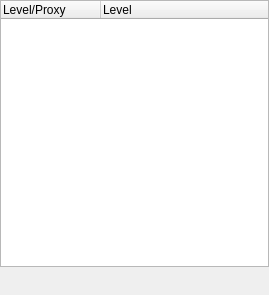
yorikvanhavre/BIM_Workbench, file dialogViews.ui: the form before one commit.
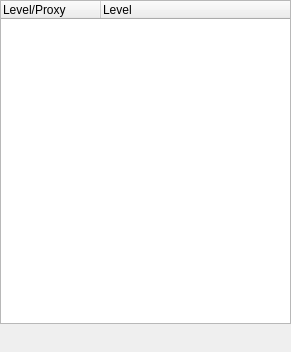
The form after the commit.

Commit message: BIM views improvements

The edit to the form file:
```diff
--- a/dialogViews.ui
+++ b/dialogViews.ui
@@ -6,8 +6,8 @@
    <rect>
     <x>0</x>
     <y>0</y>
-    <width>269</width>
-    <height>295</height>
+    <width>291</width>
+    <height>352</height>
    </rect>
   </property>
   <property name="windowTitle">
@@ -165,6 +165,25 @@
        </property>
       </widget>
      </item>
+     <item>
+      <widget class="QPushButton" name="buttonRename">
+       <property name="maximumSize">
+        <size>
+         <width>32</width>
+         <height>16777215</height>
+        </size>
+       </property>
+       <property name="toolTip">
+        <string>Rename the selected item</string>
+       </property>
+       <property name="text">
+        <string/>
+       </property>
+       <property name="flat">
+        <bool>true</bool>
+       </property>
+      </widget>
+     </item>
      <item>
       <spacer name="horizontalSpacer">
        <property name="orientation">
```
Left out of the diff: 3 changed lines with no effect on the pictures. The commit also changes 2 other files.
